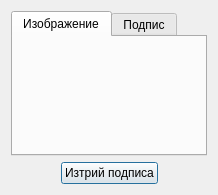
Old version of the form src/View/Widgets/SignatureViewDialog.ui in the repository thefinalcutbg/DinoDent.
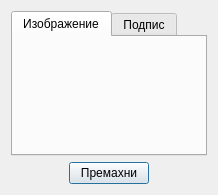
New version of the form.

Commit message: button name change

Diff of the .ui file:
```diff
--- a/src/View/Widgets/SignatureViewDialog.ui
+++ b/src/View/Widgets/SignatureViewDialog.ui
@@ -100,7 +100,7 @@
      <item>
       <widget class="QPushButton" name="removeSig">
        <property name="text">
-        <string>Изтрий подписа</string>
+        <string>Премахни</string>
        </property>
       </widget>
      </item>
```
The commit also changes 1 other file.
